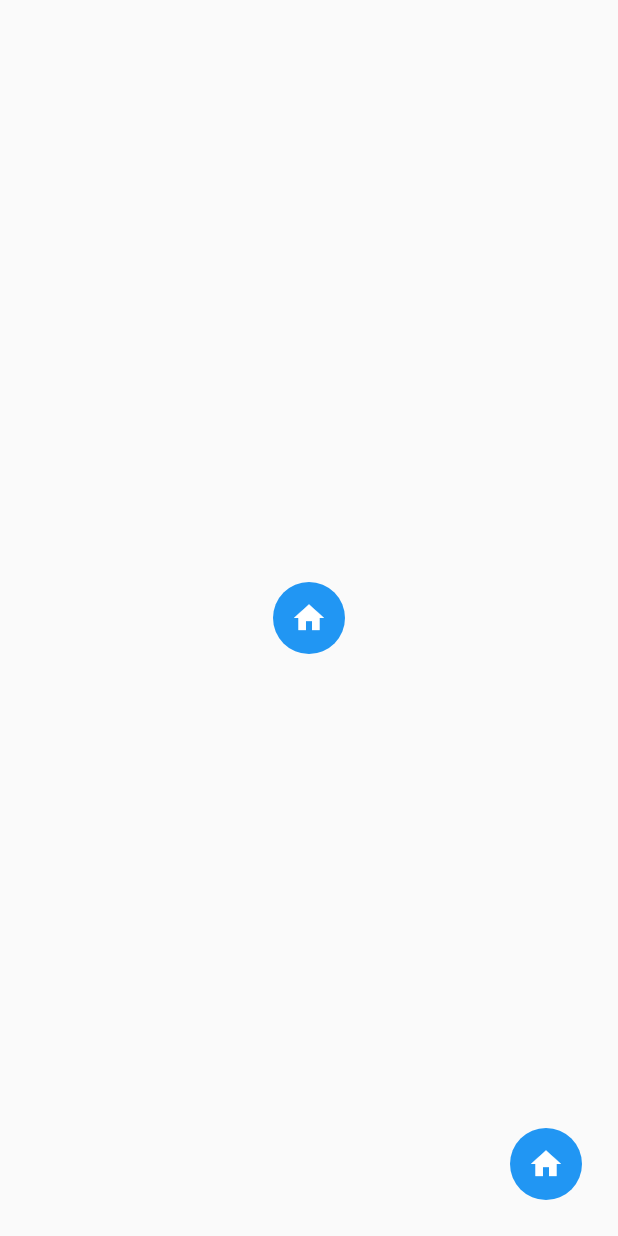
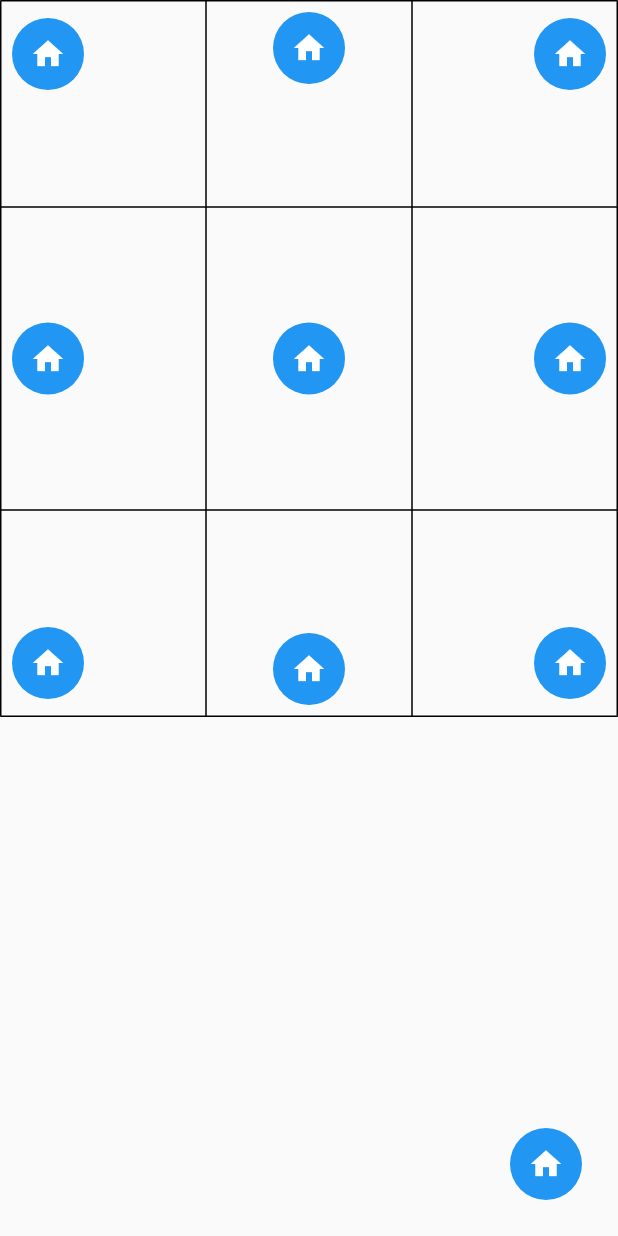
Before and after one commit to ZantsuRocks/fl_radial_menu, a Flutter app: the screen it shows after launch, on a phone screen of 412 x 824 dp. Run offline on Flutter 3.47's test engine with Material 2 defaults, Android fonts, the phone set to English and light mode, and no system bars; our stand-ins replace flutter_icons.

Commit message:
fix: position of the children

```diff
--- a/example/lib/main.dart
+++ b/example/lib/main.dart
@@ -1,4 +1,3 @@
-
 import 'package:fl_radial_menu/fl_radial_menu.dart';
 import 'package:flutter/material.dart';
 import 'package:flutter_icons/flutter_icons.dart';
@@ -16,8 +15,7 @@ class MyApp extends StatelessWidget {
 }
 
 class HomeScreen extends StatelessWidget {
-
-  final mainItems = [
+  final items = [
     RadialMenuItem(Icon(FontAwesome.glass, color: Colors.white), Colors.red,
         () => print('red')),
     RadialMenuItem(Icon(FontAwesome.glass, color: Colors.white), Colors.green,
@@ -26,24 +24,42 @@ class HomeScreen extends StatelessWidget {
         () => print('blue')),
     RadialMenuItem(Icon(FontAwesome.glass, color: Colors.white), Colors.yellow,
         () => print('yellow')),
-     RadialMenuItem(Icon(FontAwesome.glass, color: Colors.white), Colors.purple,
+    RadialMenuItem(Icon(FontAwesome.glass, color: Colors.white), Colors.purple,
         () => print('purple')),
-  ];
-
-  final fabItems = [
-    RadialMenuItem(Icon(FontAwesome.glass, color: Colors.white), Colors.red,
-        () => print('red')),
-    RadialMenuItem(Icon(FontAwesome.glass, color: Colors.white), Colors.green,
-        () => print('green')),
-    RadialMenuItem(Icon(FontAwesome.glass, color: Colors.white), Colors.blue,
-        () => print('blue')),
   ];
 
   @override
   Widget build(BuildContext context) {
     return Scaffold(
-      body: Center(child: RadialMenu(mainItems, isClockwise: false,)),
-      floatingActionButton: RadialMenu(fabItems, fanout: Fanout.topLeft,),
+      body: SafeArea(
+        child: Table(
+            border: TableBorder.all(),
+            defaultVerticalAlignment: TableCellVerticalAlignment.middle,
+            children: [
+              TableRow(children: [
+                RadialMenu(items, fanout: Fanout.bottomRight),
+                RadialMenu(items, fanout: Fanout.bottom),
+                RadialMenu(
+                  items,
+                  fanout: Fanout.bottomLeft,
+                ),
+              ]),
+              TableRow(children: [
+                RadialMenu(items, fanout: Fanout.right),
+                RadialMenu(items),
+                RadialMenu(items, fanout: Fanout.left),
+              ]),
+              TableRow(children: [
+                RadialMenu(items, fanout: Fanout.topRight),
+                RadialMenu(items, fanout: Fanout.top),
+                RadialMenu(items, fanout: Fanout.topLeft),
+              ]),
+            ]),
+      ),
+      floatingActionButton: RadialMenu(
+        items,
+        fanout: Fanout.topLeft,
+      ),
     );
   }
 }
--- a/lib/src/radial_menu.dart
+++ b/lib/src/radial_menu.dart
@@ -208,7 +208,12 @@ class RadialMenu extends StatefulWidget {
         return Offset(x, y);
         break;
       case Fanout.top:
-        final x = containersize.width / 2 - (iconRadius + _itemButtonPadding);
+        final x = containersize.width / 2 -
+            (mainButtonRadius +
+                _mainButtonPadding +
+                iconRadius +
+                _itemButtonPadding);
+
         final y = containersize.height -
             (mainButtonRadius +
                 _mainButtonPadding +
@@ -217,7 +222,11 @@ class RadialMenu extends StatefulWidget {
         return Offset(x, y);
         break;
       case Fanout.bottom:
-        final x = containersize.width / 2 - (iconRadius + _itemButtonPadding);
+        final x = containersize.width / 2 -
+            (mainButtonRadius +
+                _mainButtonPadding +
+                iconRadius +
+                _itemButtonPadding);
         final y = (mainButtonRadius + _mainButtonPadding) -
             (iconRadius + _itemButtonPadding);
         return Offset(x, y);
@@ -239,7 +248,11 @@ class RadialMenu extends StatefulWidget {
         break;
       case Fanout.circle:
       default:
-        final x = containersize.width / 2 - (iconRadius + _itemButtonPadding);
+        final x = containersize.width / 2 -
+            (mainButtonRadius +
+                _mainButtonPadding +
+                iconRadius +
+                _itemButtonPadding);
         final y = containersize.height / 2 - (iconRadius + _itemButtonPadding);
 
         return Offset(x, y);
```
